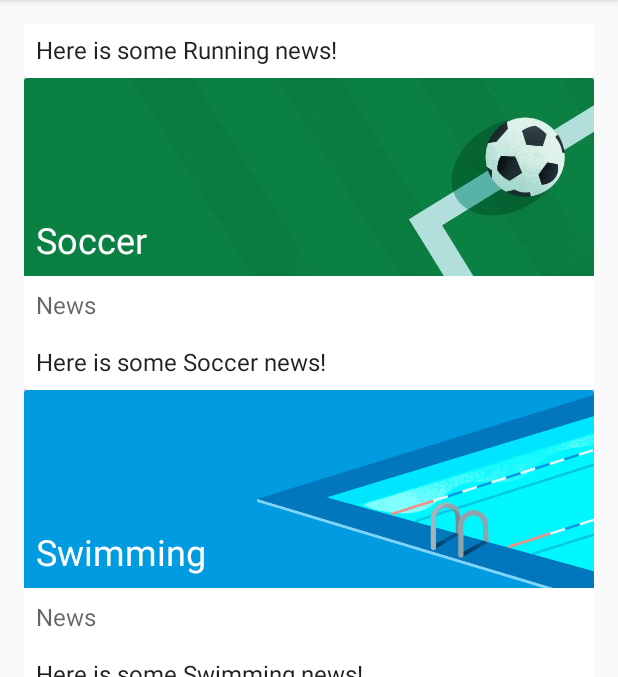
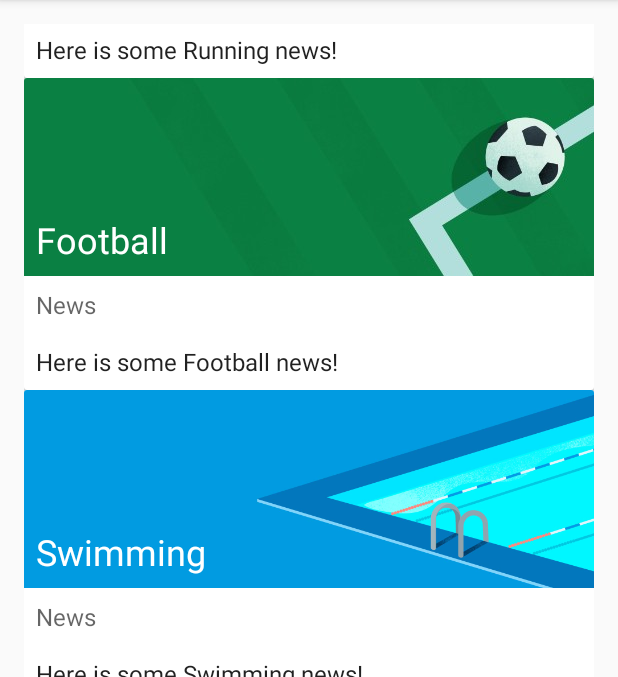
Before and after one commit to Efopoulos4/MaterialMe_5.3, an Android app: the screen it shows after launch (MainActivity), scrolled down 920 dp, on a phone screen of 412 x 824 dp, the part 84-761 px from its top. Run offline under Robolectric (Android 15) with nearby library versions, the phone set to English and light mode, and no system bars; pictures from the network do not load.

```diff
--- a/app/src/main/java/com/example/android/materialme/MainActivity.java
+++ b/app/src/main/java/com/example/android/materialme/MainActivity.java
@@ -48,6 +48,7 @@ public class MainActivity extends AppCompatActivity {
     private RecyclerView mRecyclerView;
     private ArrayList<Sport> mSportsData;
     private SportsAdapter mAdapter;
+    private int swipeDirs;
 
     @Override
     protected void onCreate(Bundle savedInstanceState) {
@@ -72,8 +73,13 @@ public class MainActivity extends AppCompatActivity {
             mRecyclerView.setAdapter(mAdapter);
             initializeData();
         }
+        if(gridColumnCount > 1){
+            swipeDirs = 0;
+        } else {
+            swipeDirs = ItemTouchHelper.LEFT | ItemTouchHelper.RIGHT;
+        }
 
-        ItemTouchHelper helper = new ItemTouchHelper(new ItemTouchHelper.SimpleCallback(ItemTouchHelper.LEFT | ItemTouchHelper.RIGHT | ItemTouchHelper.DOWN | ItemTouchHelper.UP, ItemTouchHelper.LEFT | ItemTouchHelper.RIGHT) {
+        ItemTouchHelper helper = new ItemTouchHelper(new ItemTouchHelper.SimpleCallback(ItemTouchHelper.LEFT | ItemTouchHelper.RIGHT | ItemTouchHelper.DOWN | ItemTouchHelper.UP, swipeDirs) {
             @Override
             public boolean onMove(@NonNull RecyclerView recyclerView, @NonNull RecyclerView.ViewHolder viewHolder, @NonNull RecyclerView.ViewHolder target) {
                 int from = viewHolder.getAdapterPosition();
--- a/app/src/main/res/layout/activity_detail.xml
+++ b/app/src/main/res/layout/activity_detail.xml
@@ -16,7 +16,7 @@
 
         <TextView
             android:id="@+id/titleDetail"
-            style="@style/TextAppearance.AppCompat.Headline"
+            style="@style/SportsDetailTitle"
             android:layout_width="wrap_content"
             android:layout_height="wrap_content"
             android:layout_alignBottom="@id/sportsImageDetail"
@@ -26,7 +26,7 @@
 
         <TextView
             android:id="@+id/newsTitleDetail"
-            style="@style/TextAppearance.AppCompat.Subhead"
+            style="@style/SportsDetailText"
             android:layout_width="wrap_content"
             android:layout_height="wrap_content"
             android:layout_below="@id/sportsImageDetail"
@@ -36,7 +36,7 @@
 
         <TextView
             android:id="@+id/subTitleDetail"
-            style="@style/TextAppearance.AppCompat.Subhead"
+            style="@style/SportsDetailText"
             android:layout_width="wrap_content"
             android:layout_height="wrap_content"
             android:layout_below="@id/newsTitleDetail"
--- a/app/src/main/res/layout/list_item.xml
+++ b/app/src/main/res/layout/list_item.xml
@@ -16,7 +16,7 @@
 
         <TextView
             android:id="@+id/title"
-            style="@style/TextAppearance.AppCompat.Headline"
+            style="@style/SportsTitle"
             android:layout_width="wrap_content"
             android:layout_height="wrap_content"
             android:layout_alignBottom="@id/sportsImage"
@@ -26,7 +26,7 @@
 
         <TextView
             android:id="@+id/newsTitle"
-            style="@style/TextAppearance.AppCompat.Subhead"
+            style="@style/SportsDetailText"
             android:layout_width="wrap_content"
             android:layout_height="wrap_content"
             android:layout_below="@id/sportsImage"
@@ -36,7 +36,7 @@
 
         <TextView
             android:id="@+id/subTitle"
-            style="@style/TextAppearance.AppCompat.Subhead"
+            style="@style/SportsDetailText"
             android:layout_width="wrap_content"
             android:layout_height="wrap_content"
             android:layout_below="@id/newsTitle"
--- /dev/null
+++ b/app/src/main/res/values-sw600dp-land/integers.xml
@@ -0,0 +1,4 @@
+<?xml version="1.0" encoding="utf-8"?>
+<resources>
+    <integer name="grid_column_count">3</integer>
+</resources>
--- /dev/null
+++ b/app/src/main/res/values-sw600dp/integers.xml
@@ -0,0 +1,4 @@
+<?xml version="1.0" encoding="utf-8"?>
+<resources>
+    <integer name="grid_column_count">2</integer>
+</resources>
--- /dev/null
+++ b/app/src/main/res/values-sw600dp/styles.xml
@@ -0,0 +1,35 @@
+<!--
+  Copyright 2018 Google Inc.
+
+  Licensed under the Apache License, Version 2.0 (the "License");
+  you may not use this file except in compliance with the License.
+  You may obtain a copy of the License at
+
+      http://www.apache.org/licenses/LICENSE-2.0
+
+  Unless required by applicable law or agreed to in writing, software
+  distributed under the License is distributed on an "AS IS" BASIS,
+  WITHOUT WARRANTIES OR CONDITIONS OF ANY KIND, either express or implied.
+  See the License for the specific language governing permissions and
+  limitations under the License.
+  -->
+<resources>
+
+    <!-- Base application theme. -->
+    <style name="AppTheme" parent="Theme.AppCompat.Light.DarkActionBar">
+        <!-- Customize your theme here. -->
+        <item name="colorPrimary">@color/colorPrimary</item>
+        <item name="colorPrimaryDark">@color/colorPrimaryDark</item>
+        <item name="colorAccent">@color/colorAccent</item>
+    </style>
+    <style name="SportsDetailText"
+        parent="TextAppearance.AppCompat.Headline"/>
+    <style name="SportsTitle"
+        parent="TextAppearance.AppCompat.Display1">
+        <item name=
+            "android:textColor">?android:textColorPrimary</item>
+    </style>
+    <style name="SportsDetailTitle"
+        parent="TextAppearance.AppCompat.Display3"/>
+
+</resources>
--- a/app/src/main/res/values/strings.xml
+++ b/app/src/main/res/values/strings.xml
@@ -28,7 +28,7 @@
         <item>Cycling</item>
         <item>Golf</item>
         <item>Running</item>
-        <item>Soccer</item>
+        <item>Football</item>
         <item>Swimming</item>
         <item>Table Tennis</item>
         <item>Tennis</item>
@@ -57,7 +57,7 @@
         <item>Here is some Cycling news!</item>
         <item>Here is some Golf news!</item>
         <item>Here is some Running news!</item>
-        <item>Here is some Soccer news!</item>
+        <item>Here is some Football news!</item>
         <item>Here is some Swimming news!</item>
         <item>Here is some Table Tennis news!</item>
         <item>Here is some Tennis news!</item>
--- a/app/src/main/res/values/styles.xml
+++ b/app/src/main/res/values/styles.xml
@@ -22,5 +22,12 @@
         <item name="colorPrimaryDark">@color/colorPrimaryDark</item>
         <item name="colorAccent">@color/colorAccent</item>
     </style>
+    <style name="SportsDetailText"
+        parent="TextAppearance.AppCompat.Subhead"/>
+    <style name="SportsTitle"
+        parent="TextAppearance.AppCompat.Headline"/>
+    <style name="SportsDetailTitle"
+        parent="TextAppearance.AppCompat.Headline"/>
+
 
 </resources>
```
Also changed, not shown: 157 other files.
